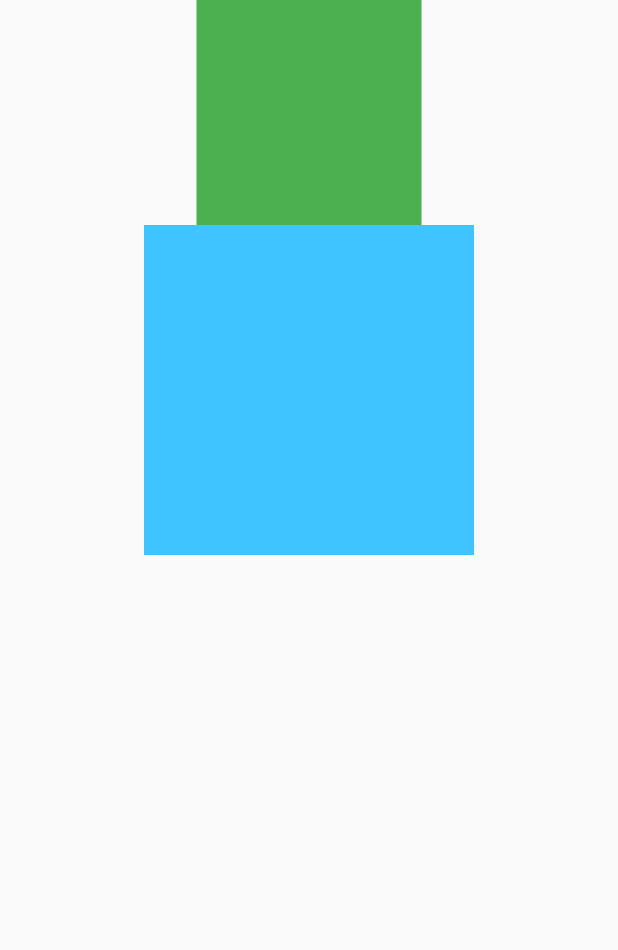
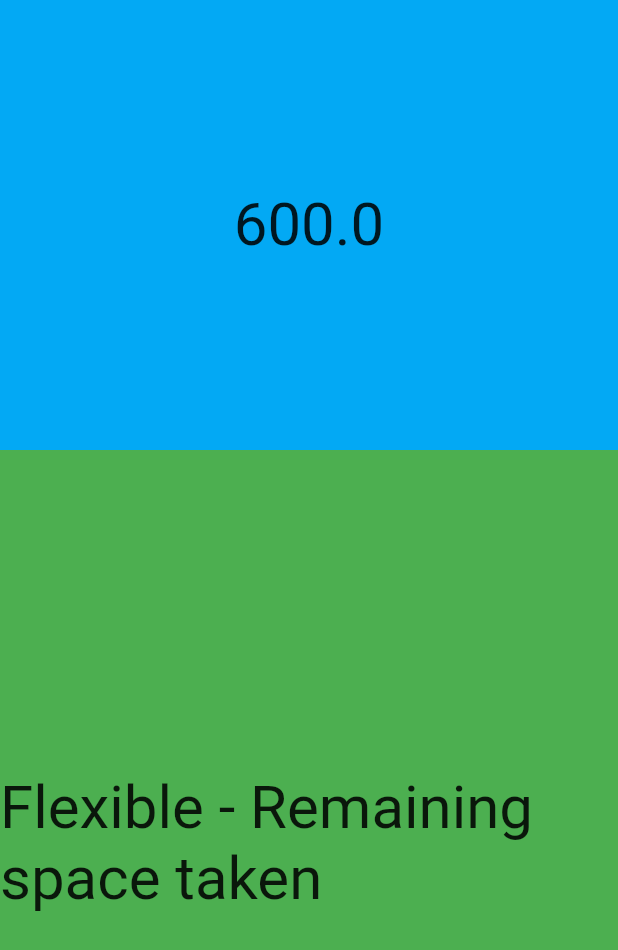
Before and after one commit to parthmehta1990/FlutterWidgetExample, a Flutter app: the screen it shows after launch, on a phone screen of 412 x 824 dp. Shown: the top 950 px of the screen. Run offline on Flutter 3.47's test engine with Material 2 defaults, Android fonts, the phone set to English and light mode, and no system bars.

Commit message:
+Flexible widget Example done +Note Added

```diff
--- /dev/null
+++ b/lib/FlexibleEx/FliexibleEx.dart
@@ -0,0 +1,49 @@
+import 'package:flutter/material.dart';
+
+class FlexibleEx extends StatelessWidget {
+  @override
+  Widget build(BuildContext context) {
+    return Scaffold(
+      body: SafeArea(
+        child: Column(
+          mainAxisAlignment: MainAxisAlignment.start,
+          children: <Widget>[
+            Container(
+                color: Colors.lightBlue,
+                height: 300,
+                width: double.infinity,
+                child: Center(
+                    child: Text(
+                  '600.0',
+                  style: TextStyle(fontSize: 40.0),
+                ))),
+            Flexible(
+              fit: FlexFit.tight,
+              child: Container(
+                  color: Colors.green,
+                  height: 60.0,
+                  width: double.infinity,
+                  child: Center(
+                      child: Text(
+                    'Flexible - Remaining space taken',
+                    style: TextStyle(fontSize: 40.0),
+                  ))),
+            ),
+          ],
+        ),
+      ),
+    );
+  }
+}
+/*
+Note:
+
+unlike Expanded, Flexible does not require the child to fill the available space.
+
+Loose fit
+
+If you wrap your widget with loose fit, your widget will try to take up the remaining least amount of space available along the main axis.
+
+For example if you have a container inside a column with height 600 pixels but the only available space is maybe 250 pixels, the container ends up being 250 pixels.
+
+ */
--- a/lib/main.dart
+++ b/lib/main.dart
@@ -12,6 +12,7 @@ import 'package:flutter_widget_app/WrapWidget.dart';
 
 import 'BottomNavigationWidget/BottomNavigation.dart';
 import 'ClipRect/ClipReacWidget.dart';
+import 'FlexibleEx/FliexibleEx.dart';
 import 'Future/FutureBuilderJson.dart';
 import 'IconButtonWidget/FlatButtonExample.dart';
 import 'IconButtonWidget/ICButton.dart';
@@ -31,7 +32,8 @@ class MyApp extends StatelessWidget {
       theme: ThemeData(
         primarySwatch: Colors.blue,
       ),
-      home:SizedBoxWidgetEx()
+      home:FlexibleEx()
+      //SizedBoxWidgetEx()
       //PositionWidgetEx()
       //CenterWidgetEx()
       //ContainerEx()
```
